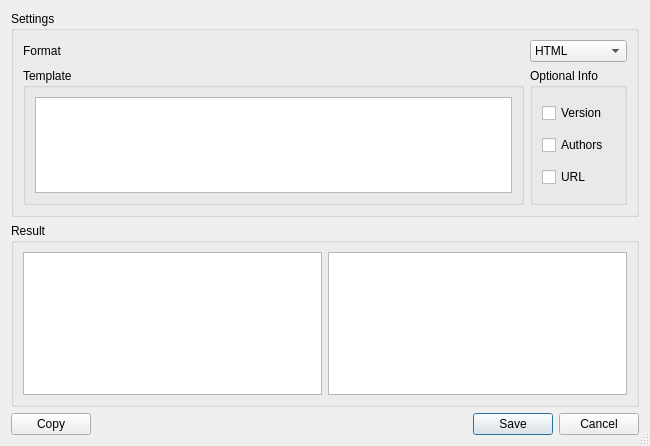
Old version of the form launcher/ui/dialogs/ExportToModListDialog.ui in the repository FreesmTeam/FreesmLauncher.
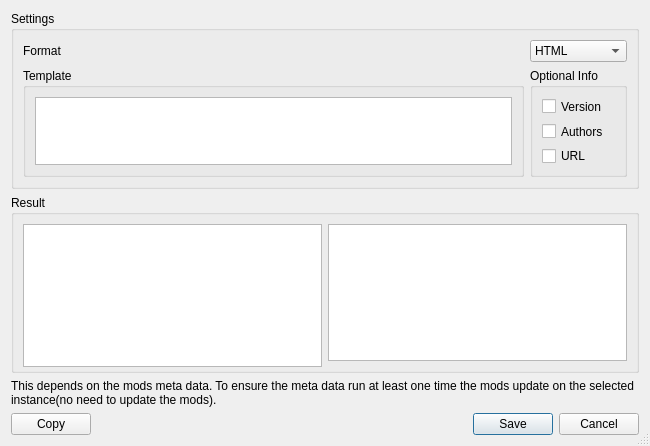
New version of the form.

Commit message: Made custom template enabled all time

The edit to the form file:
```diff
--- a/launcher/ui/dialogs/ExportToModListDialog.ui
+++ b/launcher/ui/dialogs/ExportToModListDialog.ui
@@ -18,7 +18,7 @@
   </property>
   <layout class="QVBoxLayout" name="verticalLayout_2">
    <item>
-    <layout class="QVBoxLayout" name="verticalLayout" stretch="0,0">
+    <layout class="QVBoxLayout" name="verticalLayout" stretch="0,0,0">
      <item>
       <widget class="QGroupBox" name="groupBox_3">
        <property name="title">
@@ -149,6 +149,16 @@
        </layout>
       </widget>
      </item>
+     <item>
+      <widget class="QLabel" name="warningLabel">
+       <property name="text">
+        <string>This depends on the mods meta data. To ensure the meta data run at least one time the mods update on the selected instance(no need to update the mods).</string>
+       </property>
+       <property name="wordWrap">
+        <bool>true</bool>
+       </property>
+      </widget>
+     </item>
     </layout>
    </item>
    <item>
```
Left out of the diff: 2 changed lines with no effect on the pictures. The commit also changes 3 other files.
